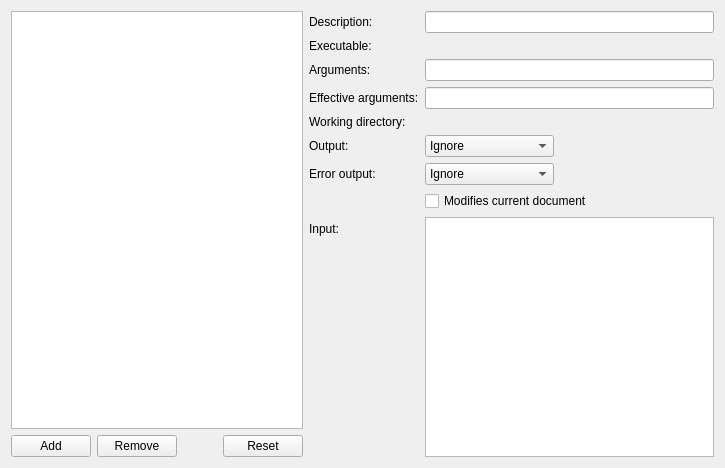
Old version of the form src/plugins/coreplugin/dialogs/externaltoolconfig.ui in the repository qt-creator/qt-creator.
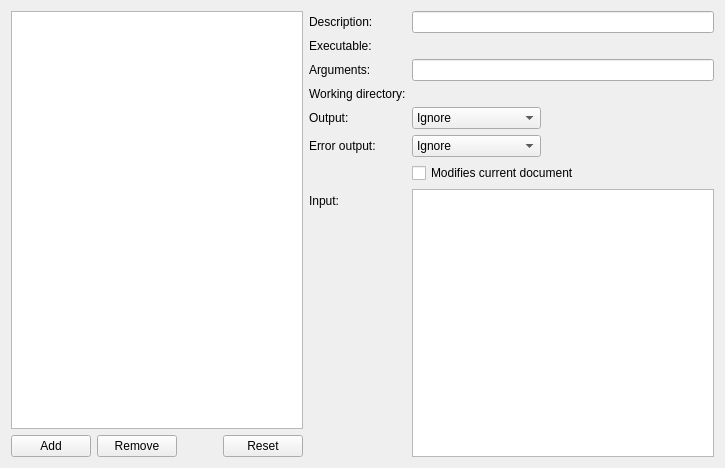
New version of the form. Custom widgets are drawn as their Qt base class.

Commit message:
ExternalTools: Use tool tip for effective arguments
Having the same line twice is confusing

What changed in the file:
```diff
--- a/src/plugins/coreplugin/dialogs/externaltoolconfig.ui
+++ b/src/plugins/coreplugin/dialogs/externaltoolconfig.ui
@@ -131,37 +131,20 @@
        <widget class="QLineEdit" name="arguments"/>
       </item>
       <item row="3" column="0">
-       <widget class="QLabel" name="effectiveArgumentsLabel">
-        <property name="text">
-         <string>Effective arguments:</string>
-        </property>
-       </widget>
-      </item>
-      <item row="3" column="1">
-       <widget class="QLineEdit" name="effectiveArguments">
-        <property name="enabled">
-         <bool>true</bool>
-        </property>
-        <property name="readOnly">
-         <bool>true</bool>
-        </property>
-       </widget>
-      </item>
-      <item row="4" column="0">
        <widget class="QLabel" name="workingDirectoryLabel">
         <property name="text">
          <string>Working directory:</string>
         </property>
        </widget>
       </item>
-      <item row="4" column="1">
+      <item row="3" column="1">
        <widget class="Utils::PathChooser" name="workingDirectory">
         <property name="expectedKind">
          <enum>Utils::PathChooser::Directory</enum>
         </property>
        </widget>
       </item>
-      <item row="5" column="0">
+      <item row="4" column="0">
        <widget class="QLabel" name="outputLabel">
         <property name="toolTip">
          <string>&lt;html&gt;&lt;head/&gt;&lt;body&gt;
@@ -174,7 +157,7 @@
         </property>
        </widget>
       </item>
-      <item row="5" column="1">
+      <item row="4" column="1">
        <widget class="QComboBox" name="outputBehavior">
         <item>
          <property name="text">
@@ -193,7 +176,7 @@
         </item>
        </widget>
       </item>
-      <item row="6" column="0">
+      <item row="5" column="0">
        <widget class="QLabel" name="errorOutputLabel">
         <property name="toolTip">
          <string>&lt;html&gt;&lt;head&gt;&lt;body&gt;
@@ -208,7 +191,7 @@
         </property>
        </widget>
       </item>
-      <item row="6" column="1">
+      <item row="5" column="1">
        <widget class="QComboBox" name="errorOutputBehavior">
         <item>
          <property name="text">
@@ -227,7 +210,7 @@
         </item>
        </widget>
       </item>
-      <item row="7" column="1">
+      <item row="6" column="1">
        <widget class="QCheckBox" name="modifiesDocumentCheckbox">
         <property name="toolTip">
          <string>If the tool modifies the current document, set this flag to ensure that the document is saved before running the tool and is reloaded after the tool finished.</string>
@@ -237,7 +220,7 @@
         </property>
        </widget>
       </item>
-      <item row="8" column="0">
+      <item row="7" column="0">
        <widget class="QLabel" name="inputLabel">
         <property name="toolTip">
          <string>Text to pass to the executable via standard input. Leave empty if the executable should not receive any input.</string>
@@ -247,7 +230,7 @@
         </property>
        </widget>
       </item>
-      <item row="8" column="1">
+      <item row="7" column="1">
        <widget class="QPlainTextEdit" name="inputText">
         <property name="lineWrapMode">
          <enum>QPlainTextEdit::NoWrap</enum>
```
The commit also changes 1 other file.
